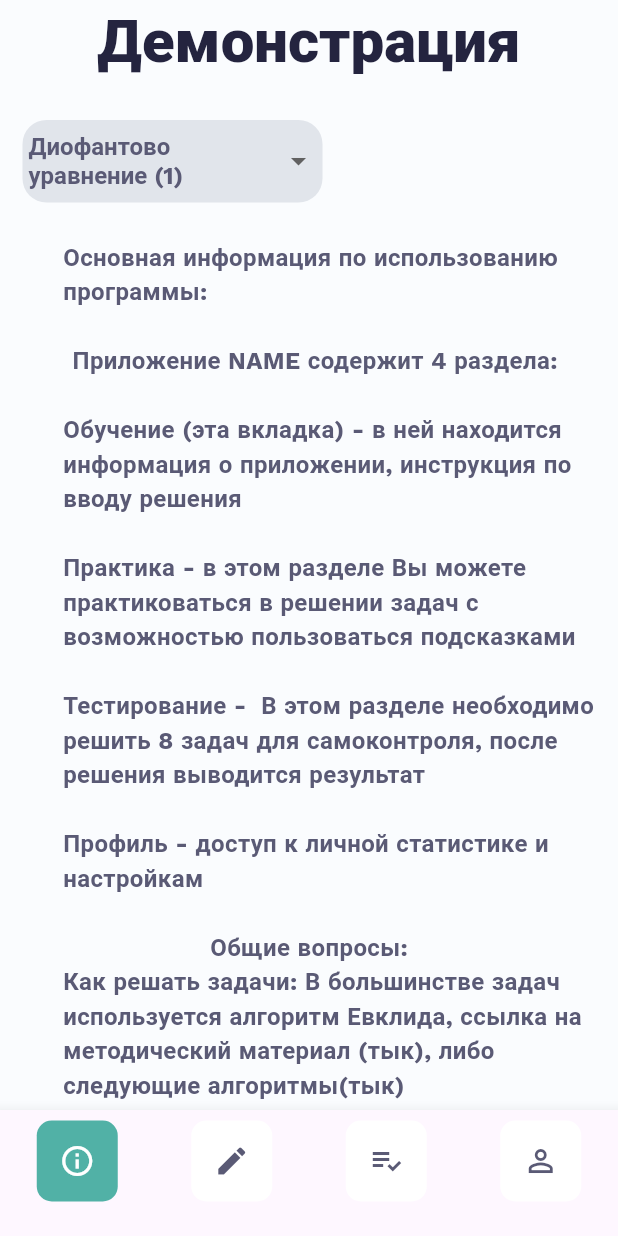
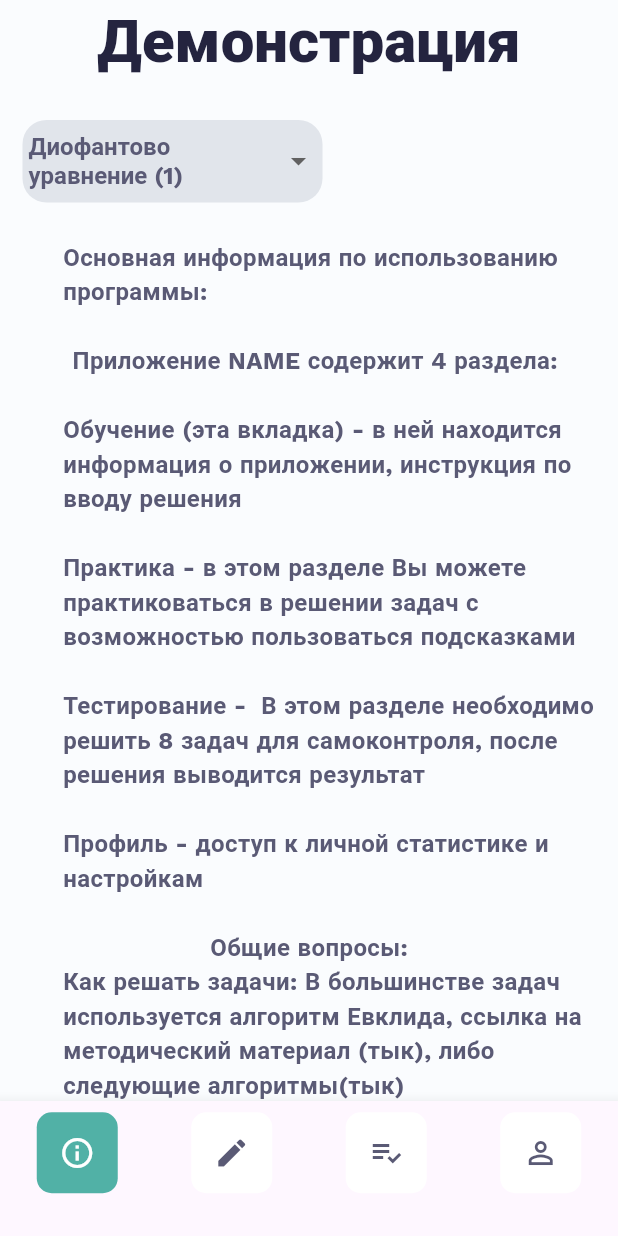
Before and after one commit to KuZa67877/DM-Exam, a Flutter app: the screen it shows after launch, on a phone screen of 412 x 824 dp. Run offline on Flutter 3.47's test engine with Material 3 defaults, Android fonts, the phone set to English and light mode, and no system bars; our stand-ins replace shared_preferences; Roboto replaces fonts that are missing (Cygre).

Commit message:
fix paddings

```diff
--- a/lib/app/bottom_navigation_bar_widget.dart
+++ b/lib/app/bottom_navigation_bar_widget.dart
@@ -70,7 +70,7 @@ class _BottomNavigationBarWidgetState extends State<BottomNavigationBarWidget> {
   Widget build(BuildContext context) {
     return Scaffold(
       bottomNavigationBar: SizedBox(
-        height: 84,
+        height: 90,
         child: BottomNavigationBar(
           unselectedItemColor: AppColors.gray1,
           selectedItemColor: AppColors.white,
--- a/lib/core/alert_dialog.dart
+++ b/lib/core/alert_dialog.dart
@@ -36,9 +36,6 @@ class DefaultDialog extends StatelessWidget {
               style: getTheme().textTheme.bodyLarge,
             ),
           ),
-          // SizedBox(
-          //   height: 20,
-          // ),
           Align(
             alignment: Alignment.bottomCenter,
             child: Padding(
--- a/lib/core/default_button.dart
+++ b/lib/core/default_button.dart
@@ -29,7 +29,7 @@ class _DefaultButtonState extends State<DefaultButton> {
               ),
             ),
             minimumSize: MaterialStateProperty.all<Size>(
-                widget.isSettings ? Size(331, 51) : Size(217, 34)),
+                widget.isSettings ? const Size(331, 51) : const Size(217, 34)),
             backgroundColor:
                 MaterialStateProperty.all<Color>(widget.buttonColor),
             textStyle: MaterialStateProperty.all<TextStyle?>(
--- a/lib/core/quick_pow_dialog.dart
+++ b/lib/core/quick_pow_dialog.dart
@@ -3,6 +3,7 @@ import 'package:dmiti_project/res/colors.dart';
 import 'package:dmiti_project/res/theme.dart';
 import 'package:flutter/material.dart';
 
+//Will bu use later
 class QuickPowDialog extends StatelessWidget {
   var number;
   QuickPowDialog({
--- a/lib/features/education_screen/info_about_program.dart
+++ b/lib/features/education_screen/info_about_program.dart
@@ -16,12 +16,10 @@ class MainInfo extends StatelessWidget {
           children: [
             Align(
               alignment: Alignment.center,
-              child: Container(
-                child: Padding(
-                  padding: const EdgeInsets.only(left: 32),
-                  child: Text(AppStrings.mainInfo,
-                      style: getTheme().textTheme.bodyLarge),
-                ),
+              child: Padding(
+                padding: const EdgeInsets.only(left: 32),
+                child: Text(AppStrings.mainInfo,
+                    style: getTheme().textTheme.bodyLarge),
               ),
             ),
             Padding(
--- a/lib/features/exam_screen/exam_screen.dart
+++ b/lib/features/exam_screen/exam_screen.dart
@@ -5,6 +5,7 @@ import 'package:dmiti_project/res/colors.dart';
 import 'package:dmiti_project/res/theme.dart';
 import 'package:flutter/material.dart';
 
+//Will be use lated
 class CustomScaffold extends StatelessWidget {
   final Widget body;
 
--- a/lib/features/study_screen/study_screen.dart
+++ b/lib/features/study_screen/study_screen.dart
@@ -5,7 +5,6 @@ import 'package:dmiti_project/core/algorithms/transfer_num_system_classes.dart';
 import 'package:dmiti_project/core/algorithms/horner_classes.dart';
 import 'package:dmiti_project/core/drop_down_menu.dart';
 import 'package:dmiti_project/core/full_task.dart';
-import 'package:dmiti_project/res/colors.dart';
 import 'package:dmiti_project/res/text.dart';
 import 'package:dmiti_project/res/theme.dart';
 import 'package:flutter/material.dart';
--- a/lib/features/user_profile.dart
+++ b/lib/features/user_profile.dart
@@ -4,6 +4,7 @@ import 'package:dmiti_project/res/colors.dart';
 import 'package:dmiti_project/res/theme.dart';
 import 'package:flutter/material.dart';
 
+//will be use later
 class UserProfile extends StatefulWidget {
   const UserProfile({super.key});
 
@@ -51,8 +52,6 @@ class _UserProfileState extends State<UserProfile> {
                 child: Column(
                   children: [
                     Text("UserName", style: getTheme().textTheme.bodyLarge),
-                    // Text("Количество решенных задач - ${Helper.counter}",
-                    //     style: getTheme().textTheme.bodyLarge),
                     Text("Результат последней КР",
                         style: getTheme().textTheme.bodyLarge)
                   ],
```
Also changed, not shown: lib/core/textfield/field_matrix.dart (+2 -34 lines).
